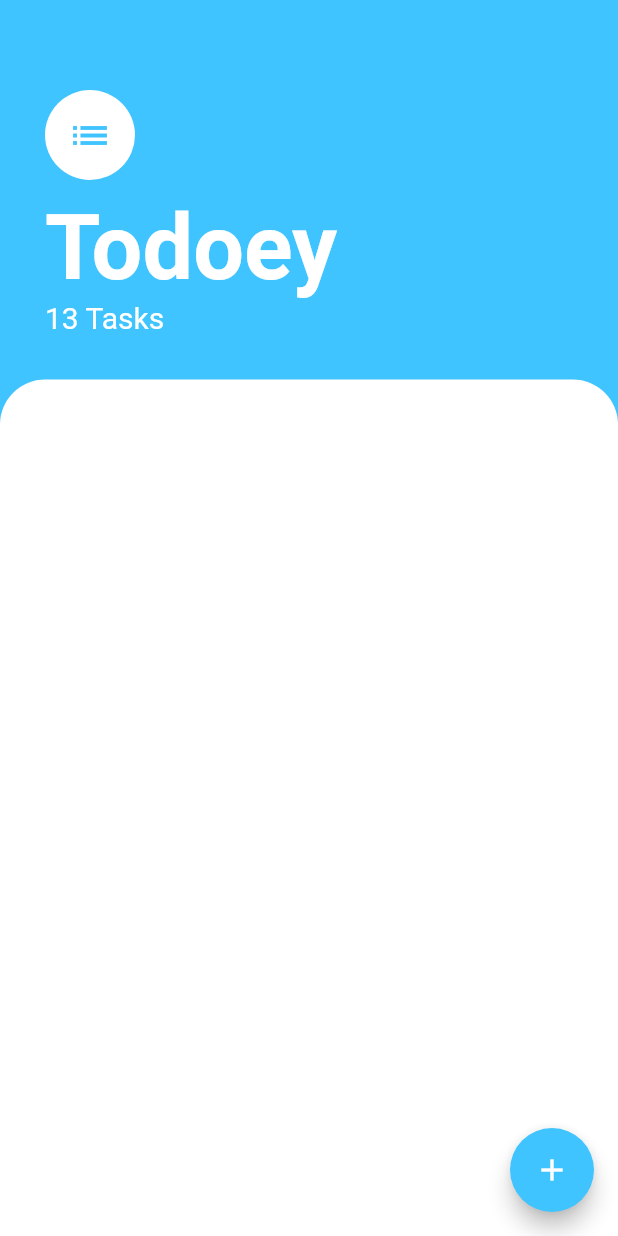
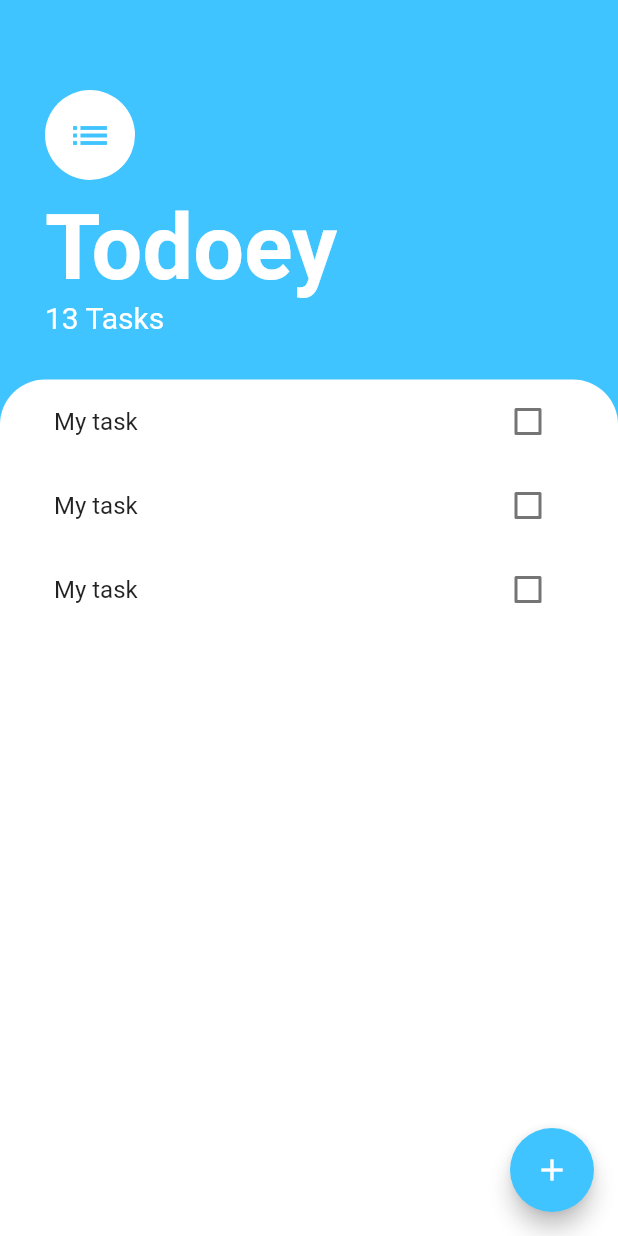
Before and after one commit to Fiyiin/todoey, a Flutter app: the screen it shows after launch, on a phone screen of 412 x 824 dp. Run offline on Flutter 3.47's test engine with Material 2 defaults, Android fonts, the phone set to English and light mode, and no system bars.

Commit message:
Create widgets for displaying tasks

```diff
--- a/lib/screens/tasks_screen.dart
+++ b/lib/screens/tasks_screen.dart
@@ -1,4 +1,5 @@
 import 'package:flutter/material.dart';
+import 'package:todoey/tasks_list.dart';
 
 class TasksScreen extends StatelessWidget {
   @override
@@ -45,6 +46,7 @@ class TasksScreen extends StatelessWidget {
           ),
           Expanded(
             child: Container(
+              padding: EdgeInsets.symmetric(horizontal: 20.0),
               decoration: BoxDecoration(
                 color: Colors.white,
                 borderRadius: BorderRadius.only(
@@ -52,6 +54,7 @@ class TasksScreen extends StatelessWidget {
                   topRight: Radius.circular(30.0),
                 ),
               ),
+              child: TasksList(),
             ),
           ),
         ],
--- /dev/null
+++ b/lib/tasks_list.dart
@@ -0,0 +1,15 @@
+import 'package:flutter/material.dart';
+import 'package:todoey/tasks_tile.dart';
+
+class TasksList extends StatelessWidget {
+  @override
+  Widget build(BuildContext context) {
+    return ListView(
+      children: <Widget>[
+        TaskTile(),
+        TaskTile(),
+        TaskTile(),
+      ],
+    );
+  }
+}
--- /dev/null
+++ b/lib/tasks_tile.dart
@@ -0,0 +1,14 @@
+import 'package:flutter/material.dart';
+
+class TaskTile extends StatelessWidget {
+  @override
+  Widget build(BuildContext context) {
+    return ListTile(
+      title: Text('My task'),
+      trailing: Checkbox(
+        value: false,
+        onChanged: (value) {},
+      ),
+    );
+  }
+}
```
